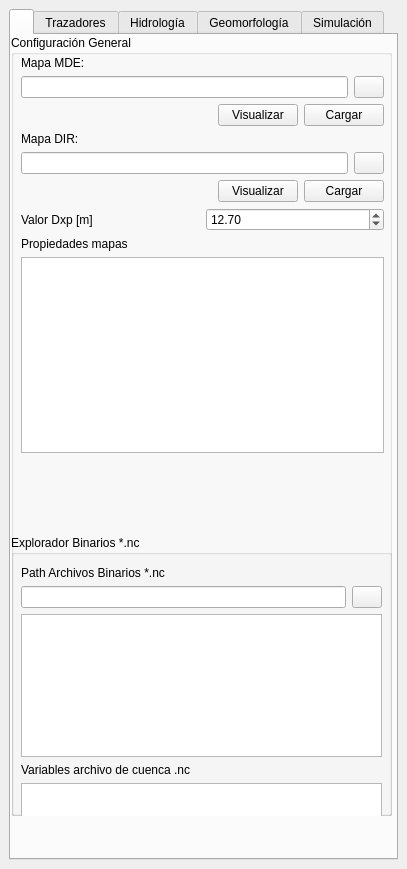
First picture: the form in qgisplugin/HydroSEDPlugin_dockwidget_base.ui, repository nicolas998/WMF, before the edit.
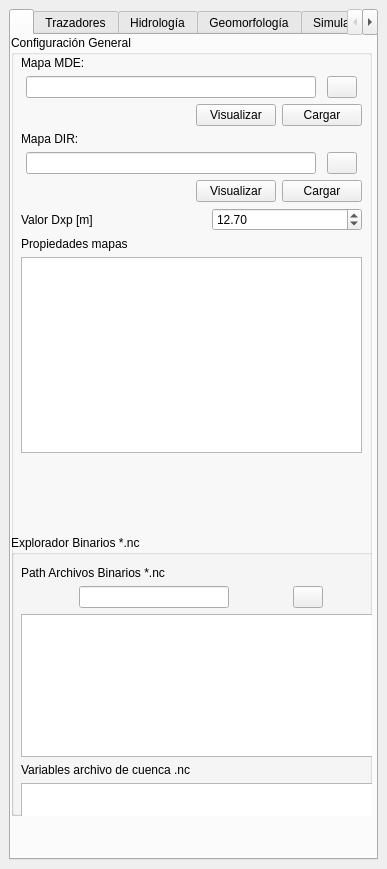
Second picture: the form after the edit. The open tabs and pages were chosen to show the change. Icons and pictures are not drawn.

Commit message: Se mejora la interfaz grafica de trazadores, se hacen cambios sobre el trazador de corrientes, ahora toma coordenadas al clik, carga de una la corriente trazada

The edit to the form file:
```diff
--- a/qgisplugin/HydroSEDPlugin_dockwidget_base.ui
+++ b/qgisplugin/HydroSEDPlugin_dockwidget_base.ui
@@ -6,7 +6,7 @@
    <rect>
     <x>0</x>
     <y>0</y>
-    <width>407</width>
+    <width>387</width>
     <height>869</height>
    </rect>
   </property>
@@ -42,7 +42,7 @@
          <rect>
           <x>0</x>
           <y>0</y>
-          <width>381</width>
+          <width>361</width>
           <height>781</height>
          </rect>
         </property>
@@ -91,6 +91,12 @@
                <layout class="QHBoxLayout" name="horizontalLayoutSelectorBinarioNC">
                 <item>
                  <widget class="QLineEdit" name="lineEditSelectorBinarioNC">
+                  <property name="maximumSize">
+                   <size>
+                    <width>150</width>
+                    <height>16777215</height>
+                   </size>
+                  </property>
                   <property name="readOnly">
                    <bool>true</bool>
                   </property>
@@ -174,7 +180,7 @@
              <rect>
               <x>10</x>
               <y>21</y>
-              <width>363</width>
+              <width>341</width>
               <height>397</height>
              </rect>
             </property>
@@ -196,6 +202,18 @@
               <layout class="QHBoxLayout" name="horizontalLayoutSelectorArchivosMapaDEM">
                <item>
                 <widget class="QLineEdit" name="lineEditMapaDEM">
+                 <property name="minimumSize">
+                  <size>
+                   <width>100</width>
+                   <height>20</height>
+                  </size>
+                 </property>
+                 <property name="maximumSize">
+                  <size>
+                   <width>290</width>
+                   <height>16777215</height>
+                  </size>
+                 </property>
                  <property name="readOnly">
                   <bool>true</bool>
                  </property>
@@ -243,6 +261,12 @@
                </item>
                <item>
                 <widget class="QPushButton" name="Boton_verMDE">
+                 <property name="maximumSize">
+                  <size>
+                   <width>100</width>
+                   <height>16777215</height>
+                  </size>
+                 </property>
                  <property name="toolTip">
                   <string>&lt;html&gt;&lt;head/&gt;&lt;body&gt;&lt;p&gt;Carga el MDE en el layout de mapas de Qgis.&lt;/p&gt;&lt;/body&gt;&lt;/html&gt;</string>
                  </property>
@@ -253,6 +277,12 @@
                </item>
                <item>
                 <widget class="QPushButton" name="Boton_MDE2WMF">
+                 <property name="maximumSize">
+                  <size>
+                   <width>100</width>
+                   <height>16777215</height>
+                  </size>
+                 </property>
                  <property name="toolTip">
                   <string>&lt;html&gt;&lt;head/&gt;&lt;body&gt;&lt;p&gt;Establece el MDE y sus propiedades como el mapa base para WMF.&lt;/p&gt;&lt;/body&gt;&lt;/html&gt;</string>
                  </property>
@@ -280,6 +310,12 @@
               <layout class="QHBoxLayout" name="horizontalLayoutSelectorArchivosMapaDIR">
                <item>
                 <widget class="QLineEdit" name="lineEditMapaDIR">
+                 <property name="maximumSize">
+                  <size>
+                   <width>290</width>
+                   <height>16777215</height>
+                  </size>
+                 </property>
                  <property name="readOnly">
                   <bool>true</bool>
                  </property>
@@ -327,6 +363,12 @@
                </item>
                <item>
                 <widget class="QPushButton" name="Boton_verDIR">
+                 <property name="maximumSize">
+                  <size>
+                   <width>100</width>
+                   <height>16777215</height>
+                  </size>
+                 </property>
                  <property name="toolTip">
                   <string>&lt;html&gt;&lt;head/&gt;&lt;body&gt;&lt;p&gt;Carga el DIR en el layout de mapas de Qgis.&lt;/p&gt;&lt;/body&gt;&lt;/html&gt;</string>
                  </property>
@@ -337,6 +379,12 @@
                </item>
                <item>
                 <widget class="QPushButton" name="Boton_DIR2WMF">
+                 <property name="maximumSize">
+                  <size>
+                   <width>100</width>
+                   <height>16777215</height>
+                  </size>
+                 </property>
                  <property name="toolTip">
                   <string>&lt;html&gt;&lt;head/&gt;&lt;body&gt;&lt;p&gt;Establece el DIR y sus propiedades como el mapa base para WMF.&lt;/p&gt;&lt;/body&gt;&lt;/html&gt;</string>
                  </property>
@@ -376,6 +424,12 @@
                    <height>0</height>
                   </size>
                  </property>
+                 <property name="maximumSize">
+                  <size>
+                   <width>150</width>
+                   <height>16777215</height>
+                  </size>
+                 </property>
                  <property name="value">
                   <double>12.699999999999999</double>
                  </property>
```
Left out of the diff: 71 changed lines with no effect on the pictures. The commit also changes 2 other files.
